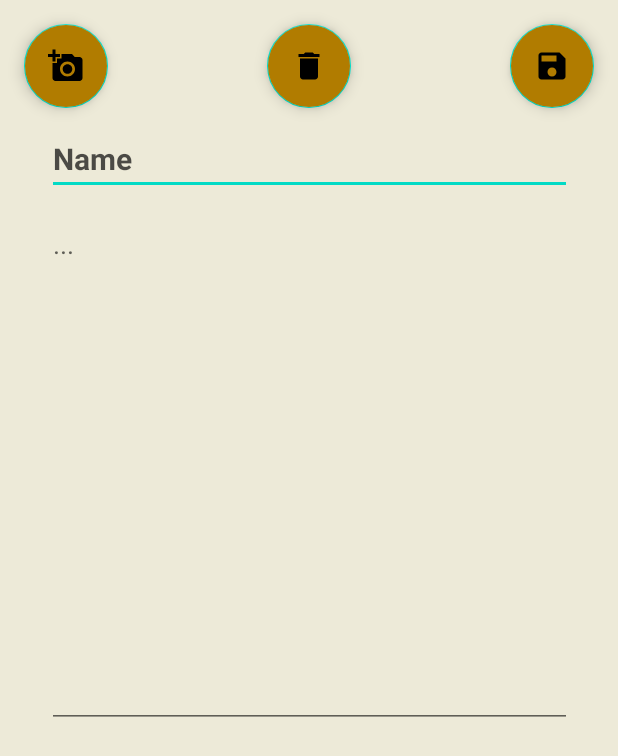
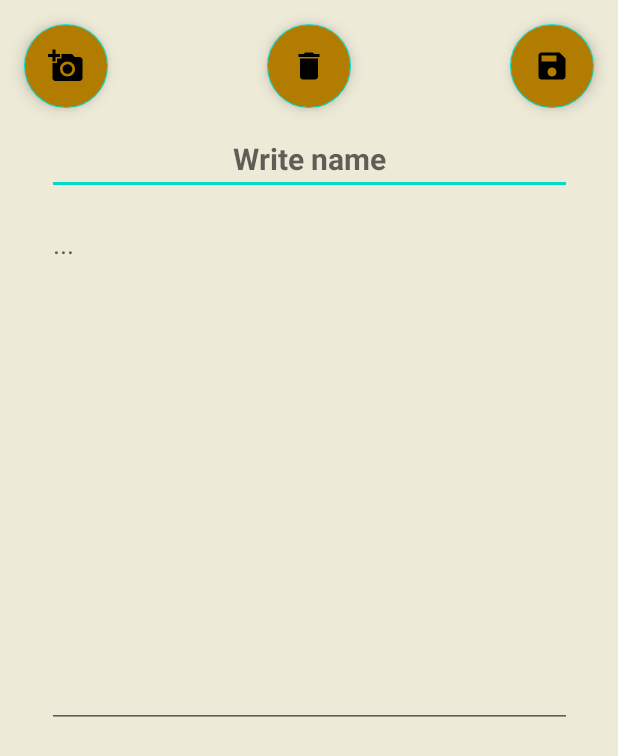
Before and after one commit to RRoager/PizzaApp, an Android app: the ViewMarkerActivity screen opened directly, with no data from a screen before it, on a phone screen of 412 x 824 dp. Shown: the top 756 px of the screen. Run offline under Robolectric (Android 15) with nearby library versions, the phone set to English and light mode, and no system bars; our stand-ins replace Firebase (no records; nobody signed in at launch, a user with empty details on screens opened directly); 4 statements that could not run were skipped.

Commit message:
CRU virker mangler D

```diff
--- a/app/src/main/java/com/example/pizzaapp/MapsActivity.java
+++ b/app/src/main/java/com/example/pizzaapp/MapsActivity.java
@@ -76,7 +76,7 @@ public class MapsActivity extends FragmentActivity implements OnMapReadyCallback
     }
 
     @Override
-    public void onMapReady(GoogleMap googleMap) {
+    public void onMapReady(@NonNull GoogleMap googleMap) {
         mGoogleMap = googleMap;
 
         mLocationRequest = LocationRequest.create()
@@ -96,10 +96,12 @@ public class MapsActivity extends FragmentActivity implements OnMapReadyCallback
                 checkLocationPermission();
             }
         }
+        /*
         else {
             mFusedLocationClient.requestLocationUpdates(mLocationRequest, mLocationCallback, Looper.myLooper());
             mGoogleMap.setMyLocationEnabled(true);
         }
+        */
 
         Repository.downloadMarker(mGoogleMap);
 
--- a/app/src/main/java/com/example/pizzaapp/ViewMarkerActivity.java
+++ b/app/src/main/java/com/example/pizzaapp/ViewMarkerActivity.java
@@ -48,20 +48,9 @@ public class ViewMarkerActivity extends AppCompatActivity implements Updatable {
         editContent = (EditText) findViewById(R.id.editContent);
         editContent.setText(Repository.getCurrentMarker().getContent());
         imageView = (ImageView) findViewById(R.id.imageView);
-        //Repository.downloadBitmapForCurrentMarker(this);
+        Repository.downloadBitmapForCurrentMarker(this);
         setupGalleryLauncher();
         setupCameraLauncher();
-
-        saveButton = findViewById(R.id.saveButton);
-
-        saveButton.setOnClickListener(new View.OnClickListener() {
-            @Override
-            public void onClick(View v) {
-                Repository.updateMarker(editName.getText().toString(), editContent.getText().toString());
-                //Toast.makeText(this, "Marker has been saved", Toast.LENGTH_SHORT).show();
-            }
-        });
-
     }
 
     private void setupGalleryLauncher() {
@@ -120,12 +109,10 @@ public class ViewMarkerActivity extends AppCompatActivity implements Updatable {
         cameraLauncher.launch(intent);
     }
 
-    /*
     public void saveButtonPressed(View view) {
         Repository.updateMarker(editName.getText().toString(), editContent.getText().toString());
         Toast.makeText(this, "Marker has been saved", Toast.LENGTH_SHORT).show();
     }
-    */
 
     @Override
     public void update(Object o) {
--- a/app/src/main/res/layout/activity_view_marker.xml
+++ b/app/src/main/res/layout/activity_view_marker.xml
@@ -14,9 +14,9 @@
         android:layout_height="48dp"
         android:layout_marginTop="10dp"
         android:ems="10"
-        android:hint="Write title"
+        android:hint="Write name"
         android:inputType="textPersonName"
-        android:text="Name"
+        android:textAlignment="center"
         android:textColor="#AE000000"
         android:textSize="20sp"
         android:textStyle="bold"
@@ -44,6 +44,7 @@
         android:layout_width="320dp"
         android:layout_height="180dp"
         android:layout_marginBottom="35dp"
+        android:cropToPadding="true"
         app:layout_constraintBottom_toBottomOf="parent"
         app:layout_constraintEnd_toEndOf="parent"
         app:layout_constraintHorizontal_bias="0.498"
@@ -70,6 +71,7 @@
         android:layout_margin="16dp"
         android:backgroundTint="#b17c00"
         android:contentDescription="TODO"
+        android:onClick="saveButtonPressed"
         android:src="@drawable/ic_save"
         app:layout_constraintEnd_toEndOf="parent"
         app:layout_constraintTop_toTopOf="parent"
@@ -82,7 +84,7 @@
         android:layout_margin="16dp"
         android:backgroundTint="#b17c00"
         android:contentDescription="TODO"
-        android:onClick="saveButtonPressed"
+        android:onClick="deleteButtonPressed"
         android:src="@drawable/ic_delete"
         app:layout_constraintEnd_toEndOf="parent"
         app:layout_constraintStart_toStartOf="parent"
```
